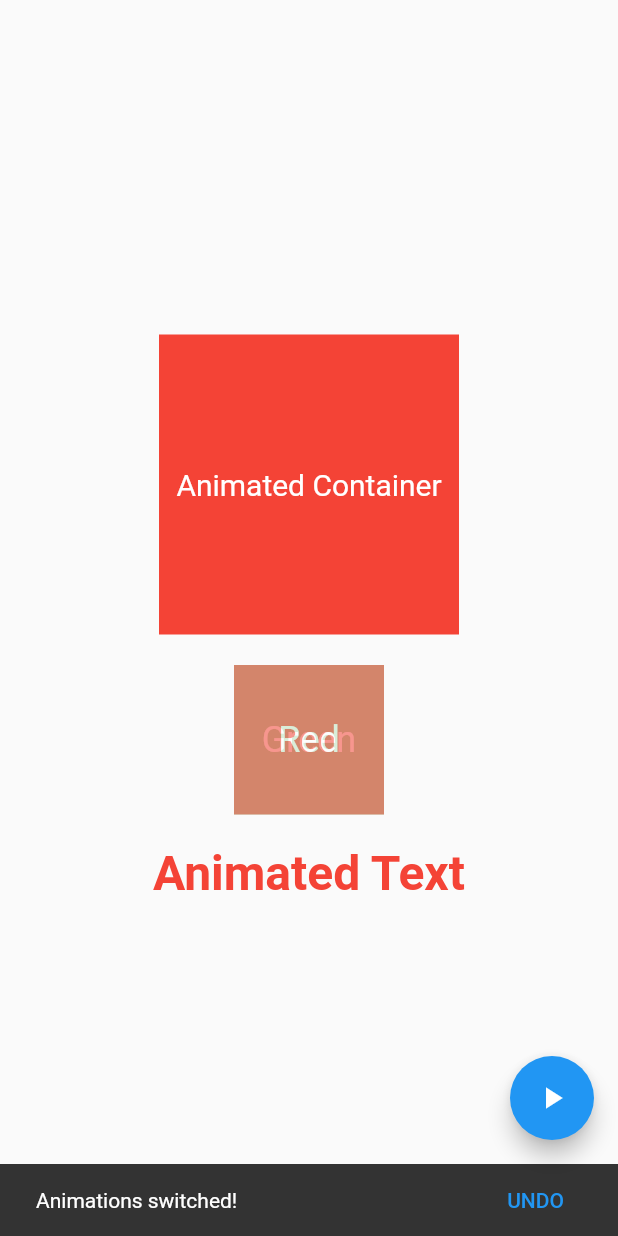
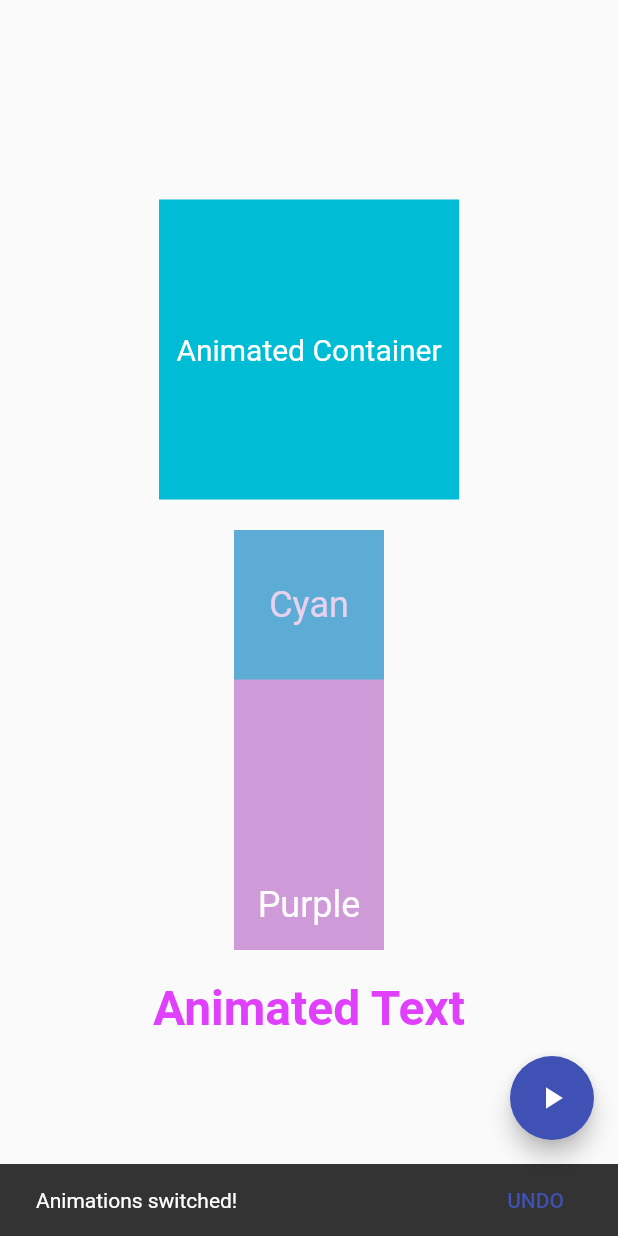
Before and after one commit to Abylaikhan-Bari/MobDev_5-zerthana, a Flutter app: the Screen7 screen opened directly, after a tap on the "play arrow" icon, on a phone screen of 412 x 824 dp. Run offline on Flutter 3.47's test engine with Material 2 defaults, Android fonts, the phone set to English and light mode, and no system bars.

Commit message:
5-zerthana

```diff
--- a/lib/3.dart
+++ b/lib/3.dart
@@ -48,7 +48,7 @@ class _Screen3State extends State<Screen3> {
                   //color: Colors.blue,
                   decoration: BoxDecoration(
                     borderRadius: BorderRadius.circular(20),
-                    color: Colors.blue,
+                    color: Colors.indigoAccent,
                   ),
                   margin: EdgeInsets.all(10),
                   child: Center(
--- a/lib/4.dart
+++ b/lib/4.dart
@@ -11,6 +11,11 @@ class Screen4 extends StatelessWidget {
         child: Tooltip(
           message: 'Open SimpleDialog',
           child: ElevatedButton(
+            style: ButtonStyle(
+              minimumSize: MaterialStateProperty.all<Size>(
+                Size(200, 60), // Set the desired size of the button
+              ),
+            ),
             onPressed: () {
               showDialog(
                 context: context,
--- a/lib/5.dart
+++ b/lib/5.dart
@@ -11,6 +11,11 @@ class Screen5 extends StatelessWidget {
         child: Tooltip(
           message: 'Delete item',
           child: ElevatedButton(
+            style: ButtonStyle(
+              minimumSize: MaterialStateProperty.all<Size>(
+                Size(200, 60), // Set the desired size of the button
+              ),
+            ),
             onPressed: () {
               showDialog(
                 context: context,
--- a/lib/6.dart
+++ b/lib/6.dart
@@ -9,6 +9,11 @@ class Screen6 extends StatelessWidget {
       ),*/
       body: Center(
         child: ElevatedButton(
+          style: ButtonStyle(
+            minimumSize: MaterialStateProperty.all<Size>(
+              Size(200, 60), // Set the desired size of the button
+            ),
+          ),
           onPressed: () {
             final snackBar = SnackBar(
               content: Text('Hello, this is a snackbar!'),
--- a/lib/7.dart
+++ b/lib/7.dart
@@ -25,7 +25,7 @@ class _Screen7State extends State<Screen7> {
               duration: Duration(seconds: 1),
               height: _isAnimatedContainerExpanded ? 200 : 100,
               width: _isAnimatedContainerExpanded ? 200 : 100,
-              color: _isAnimatedContainerExpanded ? Colors.red : Colors.green,
+              color: _isAnimatedContainerExpanded ? Colors.cyan: Colors.purple,
               child: Center(
                 child: Text(
                   'Animated Container',
@@ -40,16 +40,16 @@ class _Screen7State extends State<Screen7> {
             AnimatedCrossFade(
               duration: Duration(seconds: 2),
               firstChild: Container(
-                height: 100,
-                width: 100,
-                color: Colors.green,
+                height: 500,
+                width: 200,
+                color: Colors.purple,
                 /*decoration: BoxDecoration(
                   color: Colors.green,
                   borderRadius: BorderRadius.circular(20),
                 ),*/
                 child: Center(
                   child: Text(
-                    'Green',
+                    'Purple',
                     style: TextStyle(
                       color: Colors.white,
                       fontSize: 24,
@@ -60,14 +60,14 @@ class _Screen7State extends State<Screen7> {
               secondChild: Container(
                 height: 100,
                 width: 100,
-                color: Colors.red,
+                color: Colors.cyan,
                 /*decoration: BoxDecoration(
                   color: Colors.red,
                   borderRadius: BorderRadius.circular(20),
                 ),*/
                 child: Center(
                   child: Text(
-                    'Red',
+                    'Cyan',
                     style: TextStyle(
                       color: Colors.white,
                       fontSize: 24,
@@ -92,8 +92,8 @@ class _Screen7State extends State<Screen7> {
                 style: TextStyle(
                   fontSize: _isTextBigger ? 32 : 24,
                   fontWeight: FontWeight.bold,
-                  color: _isTextColorChanged ? Colors.red : Colors.green,
-                  // Set the color to red if _isTextColorChanged is true, else set it to purple
+                  color: _isTextColorChanged ? Colors.purpleAccent : Colors.blue,
+                  // Set the color to purpleAccent if _isTextColorChanged is true, else set it to blue
                 ),
                 child: Text('Animated Text'),
               ),
--- a/lib/8.dart
+++ b/lib/8.dart
@@ -31,12 +31,12 @@ class _Screen8State extends State<Screen8> {
         child: Center(
           child: AnimatedCrossFade(
             duration: Duration(seconds: 1),
-            sizeCurve: Curves.bounceIn,
+            sizeCurve: Curves.linear,
             firstChild: Container(
               width: MediaQuery.of(context).size.width * 0.7,
               height: MediaQuery.of(context).size.height * 0.7,
               decoration: BoxDecoration(
-                color: Colors.red,
+                color: Colors.purple,
                 borderRadius: BorderRadius.circular(20),
               ),
               child: Text(
```
Also changed, not shown: lib/main.dart (+11 -8 lines).
